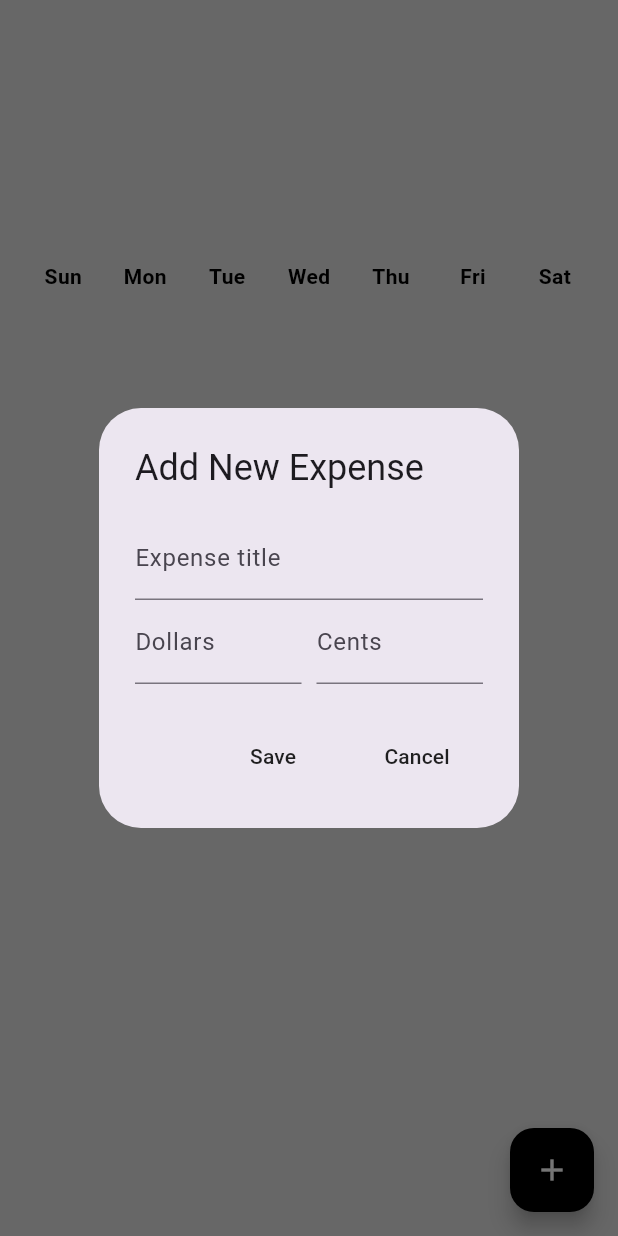
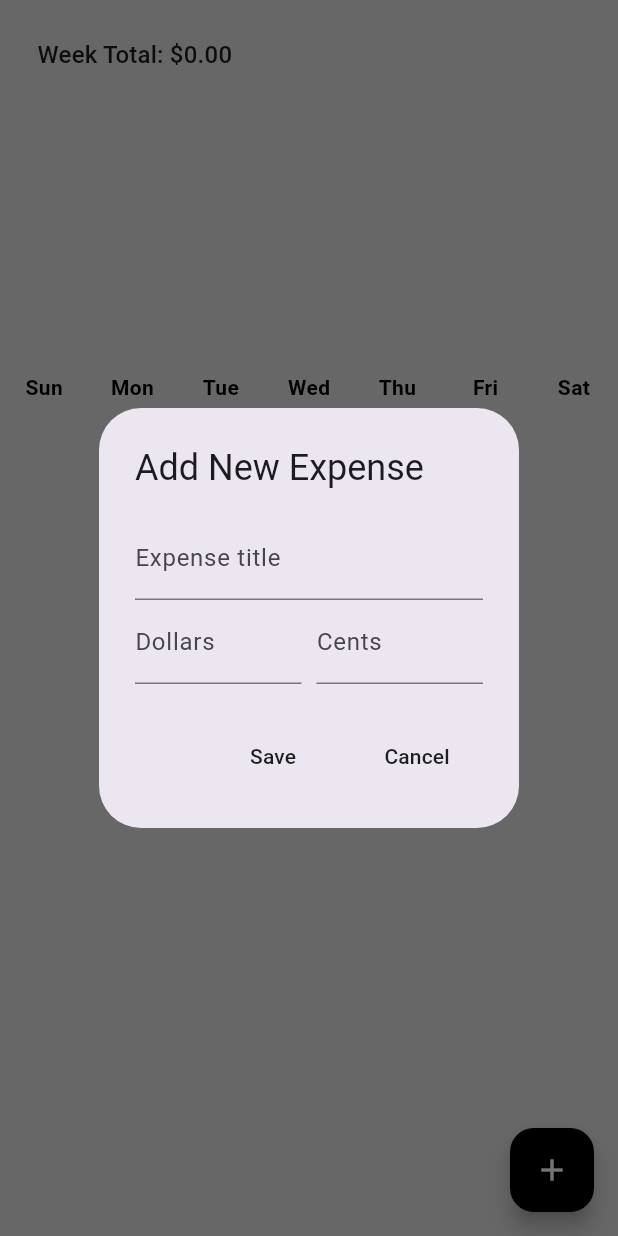
Before and after one commit to Peter-jnr/expense-tracker, a Flutter app: the screen it shows after launch, after a tap on the "add" icon, on a phone screen of 412 x 824 dp. Run offline on Flutter 3.47's test engine with Material 3 defaults, Android fonts, the phone set to English and light mode, and no system bars; drawn by our look-alikes of fl_chart; our stand-ins replace flutter_slidable, hive, hive_flutter; accounts and stored records are empty.

Commit message:
Fixed a couple of bugs on the bar graph and added some animations

```diff
--- a/lib/bar graph/bar_graph.dart
+++ b/lib/bar graph/bar_graph.dart
@@ -3,7 +3,7 @@ import 'package:flutter/material.dart';
 import 'package:fl_chart/fl_chart.dart';
 
 class MyBarGraph extends StatelessWidget {
-  final double? maxY; // Optional maxY
+  final double? maxY;
   final double sundayAmount;
   final double mondayAmount;
   final double tuesdayAmount;
@@ -26,7 +26,6 @@ class MyBarGraph extends StatelessWidget {
 
   @override
   Widget build(BuildContext context) {
-    // Initialize BarData
     BarData myBarData = BarData(
       sundayAmount: sundayAmount,
       mondayAmount: mondayAmount,
@@ -38,16 +37,18 @@ class MyBarGraph extends StatelessWidget {
     );
     myBarData.initializeBarData();
 
-    // Determine dynamic maxY if not provided
+    // Determine dynamic maxY
     double calculatedMaxY =
         maxY ??
-        (myBarData.barData
-                .map((data) => data.y)
-                .fold<double>(
-                  0,
-                  (prev, element) => element > prev ? element : prev,
-                ) *
-            1.2); // Add 20% padding so bars don't touch top
+        (myBarData.barData.isNotEmpty
+            ? myBarData.barData
+                      .map((data) => data.y)
+                      .fold<double>(
+                        0,
+                        (prev, element) => element > prev ? element : prev,
+                      ) *
+                  1.2
+            : 10); // Minimum maxY so graph shows even if empty
 
     return BarChart(
       BarChartData(
@@ -72,6 +73,7 @@ class MyBarGraph extends StatelessWidget {
             .map(
               (data) => BarChartGroupData(
                 x: data.x,
+                barsSpace: 4, // spacing between bars in a group
                 barRods: [
                   BarChartRodData(
                     toY: data.y,
@@ -80,7 +82,7 @@ class MyBarGraph extends StatelessWidget {
                     borderRadius: BorderRadius.circular(5),
                     backDrawRodData: BackgroundBarChartRodData(
                       show: true,
-                      toY: calculatedMaxY, // Use dynamic maxY here too
+                      toY: calculatedMaxY,
                       color: Colors.grey[200],
                     ),
                   ),
@@ -88,6 +90,8 @@ class MyBarGraph extends StatelessWidget {
               ),
             )
             .toList(),
+        alignment: BarChartAlignment.spaceAround,
+        barTouchData: BarTouchData(enabled: false),
       ),
     );
   }
--- a/lib/components/expense_summary.dart
+++ b/lib/components/expense_summary.dart
@@ -8,9 +8,29 @@ class ExpenseSummary extends StatelessWidget {
   final DateTime startOfWeek;
   const ExpenseSummary({super.key, required this.startOfWeek});
 
+  // Calculate total for the week
+  double calculateWeekTotal(
+    Map<String, double> dailyExpenseSummary,
+    String sunday,
+    String monday,
+    String tuesday,
+    String wednesday,
+    String thursday,
+    String friday,
+    String saturday,
+  ) {
+    return (dailyExpenseSummary[sunday] ?? 0) +
+        (dailyExpenseSummary[monday] ?? 0) +
+        (dailyExpenseSummary[tuesday] ?? 0) +
+        (dailyExpenseSummary[wednesday] ?? 0) +
+        (dailyExpenseSummary[thursday] ?? 0) +
+        (dailyExpenseSummary[friday] ?? 0) +
+        (dailyExpenseSummary[saturday] ?? 0);
+  }
+
   @override
   Widget build(BuildContext context) {
-    // get dates for the week
+    // Generate string dates for the week
     String sunday = convertDateTimeToString(
       startOfWeek.add(const Duration(days: 0)),
     );
@@ -34,18 +54,76 @@ class ExpenseSummary extends StatelessWidget {
     );
 
     return Consumer<ExpenseData>(
-      builder: (context, value, child) => SizedBox(
-        height: 200,
-        child: MyBarGraph(
-          sundayAmount: value.calculateDailyExpenseSummary()[sunday] ?? 0,
-          mondayAmount: value.calculateDailyExpenseSummary()[monday] ?? 0,
-          tuesdayAmount: value.calculateDailyExpenseSummary()[tuesday] ?? 0,
-          wednesdayAmount: value.calculateDailyExpenseSummary()[wednesday] ?? 0,
-          thursdayAmount: value.calculateDailyExpenseSummary()[thursday] ?? 0,
-          fridayAmount: value.calculateDailyExpenseSummary()[friday] ?? 0,
-          saturdayAmount: value.calculateDailyExpenseSummary()[saturday] ?? 0,
-        ),
-      ),
+      builder: (context, value, child) {
+        final dailySummary = value.calculateDailyExpenseSummary();
+
+        // Ensure we have non-null values for all days
+        final sundayAmount = dailySummary[sunday] ?? 0;
+        final mondayAmount = dailySummary[monday] ?? 0;
+        final tuesdayAmount = dailySummary[tuesday] ?? 0;
+        final wednesdayAmount = dailySummary[wednesday] ?? 0;
+        final thursdayAmount = dailySummary[thursday] ?? 0;
+        final fridayAmount = dailySummary[friday] ?? 0;
+        final saturdayAmount = dailySummary[saturday] ?? 0;
+
+        final weekTotal = calculateWeekTotal(
+          dailySummary,
+          sunday,
+          monday,
+          tuesday,
+          wednesday,
+          thursday,
+          friday,
+          saturday,
+        );
+
+        // Determine maxY dynamically so bars scale properly
+        final maxY =
+            [
+              sundayAmount,
+              mondayAmount,
+              tuesdayAmount,
+              wednesdayAmount,
+              thursdayAmount,
+              fridayAmount,
+              saturdayAmount,
+            ].fold<double>(
+              0,
+              (prev, element) => element > prev ? element : prev,
+            ) *
+            1.2; // add 20% padding
+
+        return Column(
+          children: [
+            // Week total display
+            Padding(
+              padding: const EdgeInsets.all(25.0),
+              child: Row(
+                children: [
+                  Text(
+                    'Week Total: \$${weekTotal.toStringAsFixed(2)}',
+                    style: Theme.of(context).textTheme.titleMedium,
+                  ),
+                ],
+              ),
+            ),
+            // Week summary bar graph
+            SizedBox(
+              height: 200,
+              child: MyBarGraph(
+                sundayAmount: sundayAmount,
+                mondayAmount: mondayAmount,
+                tuesdayAmount: tuesdayAmount,
+                wednesdayAmount: wednesdayAmount,
+                thursdayAmount: thursdayAmount,
+                fridayAmount: fridayAmount,
+                saturdayAmount: saturdayAmount,
+                maxY: maxY,
+              ),
+            ),
+          ],
+        );
+      },
     );
   }
 }
--- a/pubspec.yaml
+++ b/pubspec.yaml
@@ -39,6 +39,7 @@ dependencies:
   hive: ^2.2.3 # Hive core
   hive_flutter: ^1.1.0 # For Flutter integration
   path_provider: ^2.0.17 # Needed to store Hive boxes on device
+  flutter_slidable: ^4.0.3
 
 dev_dependencies:
   flutter_test:
```
Also changed, not shown: lib/components/expense_tile.dart (+26 -7 lines), lib/pages/home_page.dart (+27 -8 lines), pubspec.lock.
